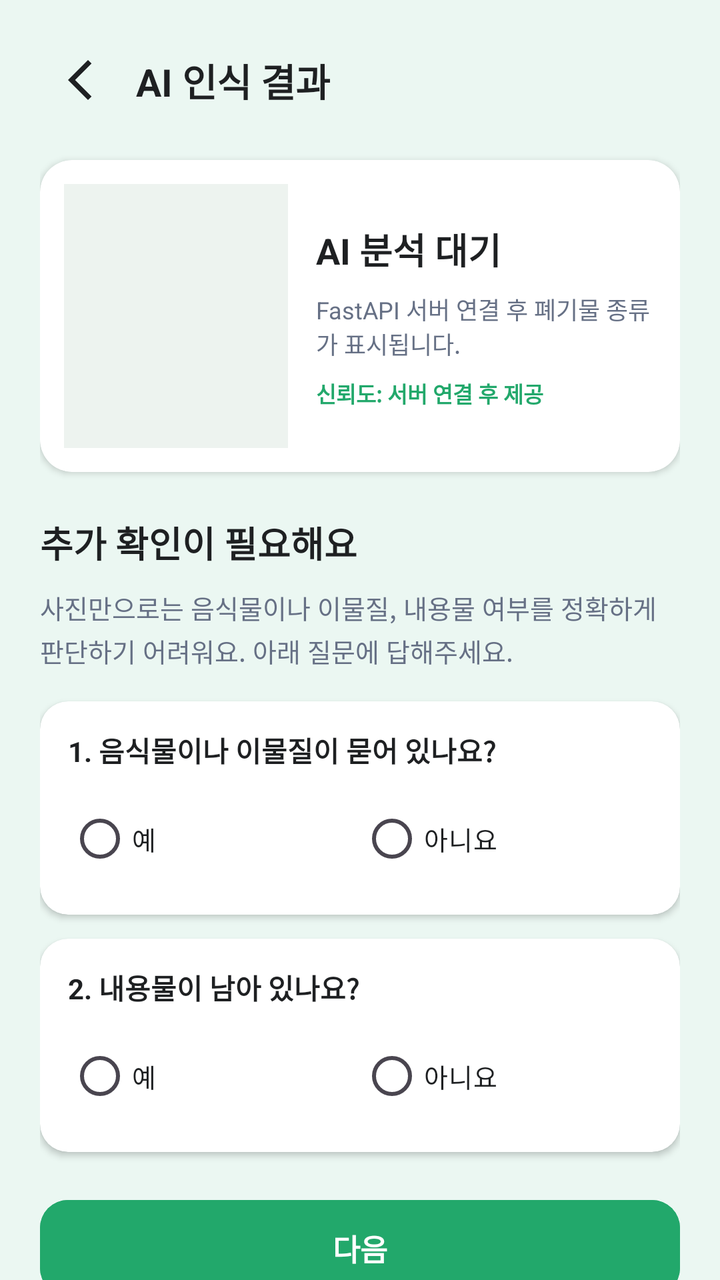
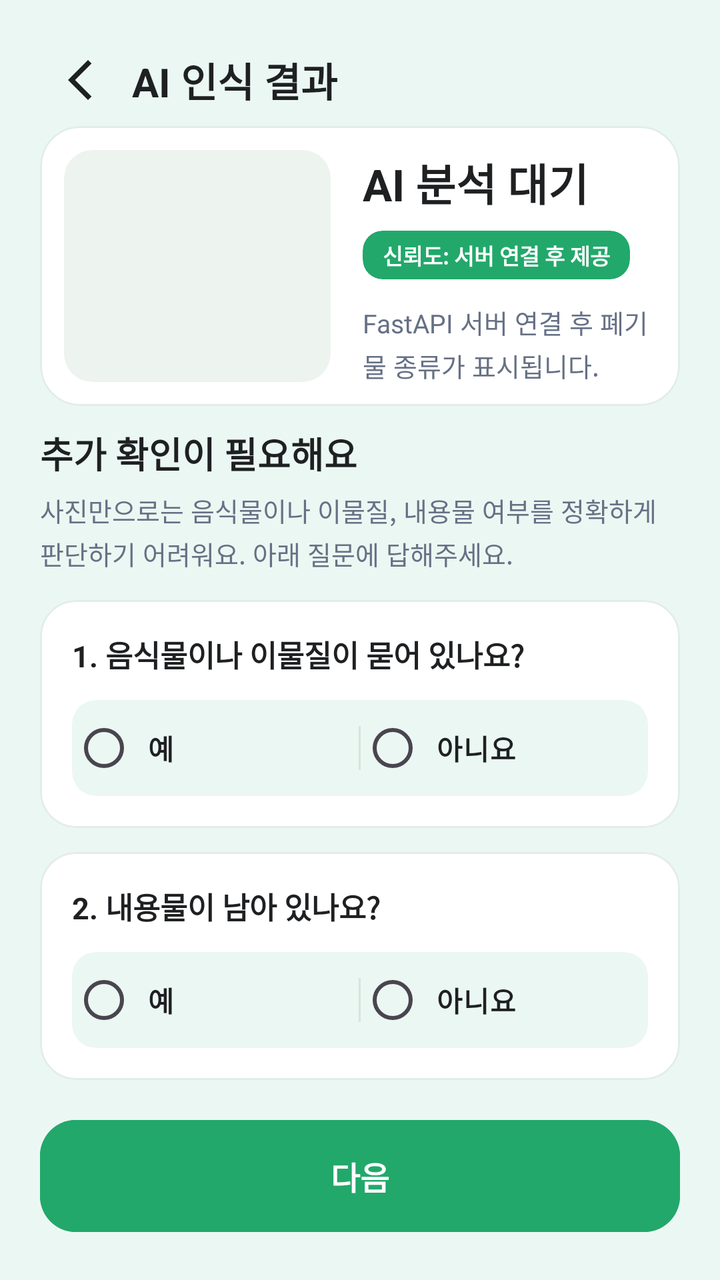

Two renders of the same Android screen: before a commit and after it. Below are the layout's source before the change and the commit's diff.
<!-- AndroidManifest.xml: application theme Theme.RecycleGuide -->
<!-- res/layout/fragment_waste_result.xml -->
<androidx.core.widget.NestedScrollView
    xmlns:android="http://schemas.android.com/apk/res/android"
    xmlns:app="http://schemas.android.com/apk/res-auto"
    android:layout_width="match_parent"
    android:layout_height="match_parent"
    android:background="@color/bg_green_light"
    android:fillViewport="true">

    <LinearLayout
        android:layout_width="match_parent"
        android:layout_height="wrap_content"
        android:orientation="vertical"
        android:paddingHorizontal="20dp"
        android:paddingTop="16dp"
        android:paddingBottom="24dp">

        
        <LinearLayout
            android:layout_width="match_parent"
            android:layout_height="48dp"
            android:orientation="horizontal"
            android:gravity="center_vertical">

            <ImageButton
                android:id="@+id/btn_back_result"
                android:layout_width="40dp"
                android:layout_height="40dp"
                android:background="@android:color/transparent"
                android:padding="8dp"
                android:contentDescription="@string/result_back_description"
                app:srcCompat="@drawable/ic_arrow_back_24"
                app:tint="@color/text_main" />

            <TextView
                android:layout_width="wrap_content"
                android:layout_height="wrap_content"
                android:layout_marginStart="8dp"
                android:text="@string/ai_result_title"
                android:textColor="@color/text_main"
                android:textSize="19sp"
                android:textStyle="bold" />

        </LinearLayout>

        
        <com.google.android.material.card.MaterialCardView
            android:layout_width="match_parent"
            android:layout_height="wrap_content"
            android:layout_marginTop="16dp"
            app:cardBackgroundColor="@color/white"
            app:cardCornerRadius="16dp"
            app:cardElevation="2dp"
            app:strokeWidth="0dp">

            <LinearLayout
                android:layout_width="match_parent"
                android:layout_height="wrap_content"
                android:orientation="horizontal"
                android:padding="12dp"
                android:gravity="center_vertical">

                
                <ImageView
                    android:id="@+id/iv_waste_photo"
                    android:layout_width="112dp"
                    android:layout_height="132dp"
                    android:background="#EDF3EF"
                    android:contentDescription="@string/waste_photo_description"
                    android:scaleType="fitCenter" />

                
                <LinearLayout
                    android:layout_width="0dp"
                    android:layout_height="wrap_content"
                    android:layout_weight="1"
                    android:layout_marginStart="14dp"
                    android:orientation="vertical">

                    <TextView
                        android:id="@+id/tv_waste_type"
                        android:layout_width="match_parent"
                        android:layout_height="wrap_content"
                        android:text="@string/ai_pending_title"
                        android:textColor="@color/text_main"
                        android:textSize="18sp"
                        android:textStyle="bold" />

                    <TextView
                        android:id="@+id/tv_waste_analysis_message"
                        android:layout_width="match_parent"
                        android:layout_height="wrap_content"
                        android:layout_marginTop="8dp"
                        android:text="@string/ai_pending_message"
                        android:textColor="@color/text_sub"
                        android:textSize="12sp" />

                    <TextView
                        android:id="@+id/tv_waste_confidence"
                        android:layout_width="wrap_content"
                        android:layout_height="wrap_content"
                        android:layout_marginTop="8dp"
                        android:text="@string/ai_pending_confidence"
                        android:textColor="@color/primary_green"
                        android:textSize="11sp"
                        android:textStyle="bold" />

                </LinearLayout>

            </LinearLayout>

        </com.google.android.material.card.MaterialCardView>

        
        <TextView
            android:id="@+id/tv_condition_title"
            android:layout_width="match_parent"
            android:layout_height="wrap_content"
            android:layout_marginTop="22dp"
            android:text="@string/condition_title"
            android:textColor="@color/text_main"
            android:textSize="18sp"
            android:textStyle="bold" />

        <TextView
            android:layout_width="match_parent"
            android:layout_height="wrap_content"
            android:layout_marginTop="10dp"
            android:lineSpacingExtra="3dp"
            android:text="@string/condition_description"
            android:textColor="@color/text_sub"
            android:textSize="13sp" />

        
        <com.google.android.material.card.MaterialCardView
            android:layout_width="match_parent"
            android:layout_height="wrap_content"
            android:layout_marginTop="16dp"
            app:cardBackgroundColor="@color/white"
            app:cardCornerRadius="14dp"
            app:cardElevation="2dp"
            app:strokeWidth="0dp">

            <LinearLayout
                android:layout_width="match_parent"
                android:layout_height="wrap_content"
                android:orientation="vertical"
                android:padding="14dp">

                <TextView
                    android:layout_width="match_parent"
                    android:layout_height="wrap_content"
                    android:text="@string/question_contamination"
                    android:textColor="@color/text_main"
                    android:textSize="14sp"
                    android:textStyle="bold" />

                <RadioGroup
                    android:id="@+id/rg_contamination"
                    android:layout_width="match_parent"
                    android:layout_height="wrap_content"
                    android:layout_marginTop="10dp"
                    android:orientation="horizontal">

                    <RadioButton
                        android:id="@+id/rb_contamination_yes"
                        android:layout_width="0dp"
                        android:layout_height="48dp"
                        android:layout_weight="1"
                        android:buttonTint="@color/primary_green"
                        android:gravity="center_vertical"
                        android:text="@string/answer_yes"
                        android:textColor="@color/text_main"
                        android:textSize="13sp" />

                    <RadioButton
                        android:id="@+id/rb_contamination_no"
                        android:layout_width="0dp"
                        android:layout_height="48dp"
                        android:layout_weight="1"
                        android:buttonTint="@color/primary_green"
                        android:gravity="center_vertical"
                        android:text="@string/answer_no"
                        android:textColor="@color/text_main"
                        android:textSize="13sp" />

                </RadioGroup>

            </LinearLayout>

        </com.google.android.material.card.MaterialCardView>

        
        <com.google.android.material.card.MaterialCardView
            android:layout_width="match_parent"
            android:layout_height="wrap_content"
            android:layout_marginTop="12dp"
            app:cardBackgroundColor="@color/white"
            app:cardCornerRadius="14dp"
            app:cardElevation="2dp"
            app:strokeWidth="0dp">

            <LinearLayout
                android:layout_width="match_parent"
                android:layout_height="wrap_content"
                android:orientation="vertical"
                android:padding="14dp">

                <TextView
                    android:layout_width="match_parent"
                    android:layout_height="wrap_content"
                    android:text="@string/question_remaining_contents"
                    android:textColor="@color/text_main"
                    android:textSize="14sp"
                    android:textStyle="bold" />

                <RadioGroup
                    android:id="@+id/rg_remaining_contents"
                    android:layout_width="match_parent"
                    android:layout_height="wrap_content"
                    android:layout_marginTop="10dp"
                    android:orientation="horizontal">

                    <RadioButton
                        android:id="@+id/rb_remaining_yes"
                        android:layout_width="0dp"
                        android:layout_height="48dp"
                        android:layout_weight="1"
                        android:buttonTint="@color/primary_green"
                        android:gravity="center_vertical"
                        android:text="@string/answer_yes"
                        android:textColor="@color/text_main"
                        android:textSize="13sp" />

                    <RadioButton
                        android:id="@+id/rb_remaining_no"
                        android:layout_width="0dp"
                        android:layout_height="48dp"
                        android:layout_weight="1"
                        android:buttonTint="@color/primary_green"
                        android:gravity="center_vertical"
                        android:text="@string/answer_no"
                        android:textColor="@color/text_main"
                        android:textSize="13sp" />

                </RadioGroup>

            </LinearLayout>

        </com.google.android.material.card.MaterialCardView>

        
        <com.google.android.material.button.MaterialButton
            android:id="@+id/btn_next"
            android:layout_width="match_parent"
            android:layout_height="56dp"
            android:layout_marginTop="20dp"
            android:text="@string/btn_next"
            android:textColor="@color/white"
            android:textSize="15sp"
            android:textStyle="bold"
            android:backgroundTint="@color/primary_green"
            app:cornerRadius="14dp" />

    </LinearLayout>

</androidx.core.widget.NestedScrollView>
<!-- resources referenced by this layout -->
<resources>
  <color name="bg_green_light">#EBF7F2</color>
  <color name="primary_green">#22A86B</color>
  <color name="text_main">#1E2022</color>
  <color name="text_sub">#667085</color>
  <color name="white">#FFFFFFFF</color>
  <!-- drawable ic_arrow_back_24 (drawable) -->
  <vector xmlns:android="http://schemas.android.com/apk/res/android" android:autoMirrored="true" android:height="24dp" android:tint="#000000" android:viewportHeight="960" android:viewportWidth="960" android:width="24dp">
        
      <path android:fillColor="@android:color/white" android:pathData="M640,880L240,480L640,80L711,151L382,480L711,809L640,880Z"/>
      
  </vector>
  <string name="ai_pending_confidence">신뢰도: 서버 연결 후 제공</string>
  <string name="ai_pending_message">FastAPI 서버 연결 후 폐기물 종류가 표시됩니다.</string>
  <string name="ai_pending_title">AI 분석 대기</string>
  <string name="ai_result_title">AI 인식 결과</string>
  <string name="answer_no">아니요</string>
  <string name="answer_yes">예</string>
  <string name="btn_next">다음</string>
  <string name="condition_description">사진만으로는 음식물이나 이물질, 내용물 여부를 정확하게 판단하기 어려워요. 아래 질문에 답해주세요.</string>
  <string name="condition_title">추가 확인이 필요해요</string>
  <string name="question_contamination">1. 음식물이나 이물질이 묻어 있나요?</string>
  <string name="question_remaining_contents">2. 내용물이 남아 있나요?</string>
  <string name="result_back_description">뒤로 가기</string>
  <string name="waste_photo_description">촬영한 폐기물 사진</string>
  <style name="Theme.RecycleGuide" parent="Base.Theme.RecycleGuide" />
  <style name="Base.Theme.RecycleGuide" parent="Theme.Material3.DayNight.NoActionBar">
          
          
      </style>
</resources>

<!-- the commit's change to res/layout/fragment_waste_result.xml (unified diff, before → after) -->
@@ -1,266 +1,374 @@
-<androidx.core.widget.NestedScrollView
-    xmlns:android="http://schemas.android.com/apk/res/android"
+<?xml version="1.0" encoding="utf-8"?>
+<androidx.constraintlayout.widget.ConstraintLayout xmlns:android="http://schemas.android.com/apk/res/android"
     xmlns:app="http://schemas.android.com/apk/res-auto"
     android:layout_width="match_parent"
     android:layout_height="match_parent"
     android:background="@color/bg_green_light"
-    android:fillViewport="true">
-
+    android:paddingHorizontal="20dp"
+    android:paddingTop="16dp"
+    android:paddingBottom="24dp">
+
+    
     <LinearLayout
-        android:layout_width="match_parent"
-        android:layout_height="wrap_content"
-        android:orientation="vertical"
-        android:paddingHorizontal="20dp"
-        android:paddingTop="16dp"
-        android:paddingBottom="24dp">
-
-        
-        <LinearLayout
+        android:id="@+id/layout_result_header"
+        android:layout_width="0dp"
+        android:layout_height="48dp"
+        android:gravity="center_vertical"
+        android:orientation="horizontal"
+        app:layout_constraintEnd_toEndOf="parent"
+        app:layout_constraintStart_toStartOf="parent"
+        app:layout_constraintTop_toTopOf="parent">
+
+        <ImageButton
+            android:id="@+id/btn_back_result"
+            android:layout_width="40dp"
+            android:layout_height="40dp"
+            android:background="?attr/selectableItemBackgroundBorderless"
+            android:contentDescription="@string/result_back_description"
+            android:padding="8dp"
+            app:srcCompat="@drawable/ic_arrow_back_24"
+            app:tint="@color/text_main" />
+
+        <TextView
+            android:layout_width="wrap_content"
+            android:layout_height="wrap_content"
+            android:layout_marginStart="6dp"
+            android:text="@string/ai_result_title"
+            android:textColor="@color/text_main"
+            android:textSize="20sp"
+            android:textStyle="bold" />
+
+    </LinearLayout>
+
+    
+    <com.google.android.material.card.MaterialCardView
+        android:id="@+id/card_waste_result"
+        android:layout_width="0dp"
+        android:layout_height="0dp"
+        android:layout_marginTop="12dp"
+        android:layout_marginBottom="24dp"
+        app:cardBackgroundColor="@color/white"
+        app:cardCornerRadius="20dp"
+        app:cardElevation="0dp"
+        app:layout_constraintBottom_toTopOf="@id/tv_condition_title"
+        app:layout_constraintEnd_toEndOf="parent"
+        app:layout_constraintHeight_min="140dp"
+        app:layout_constraintStart_toStartOf="parent"
+        app:layout_constraintTop_toBottomOf="@id/layout_result_header"
+        app:strokeColor="#E1EEE6"
+        app:strokeWidth="1dp">
+
+        <androidx.constraintlayout.widget.ConstraintLayout
             android:layout_width="match_parent"
-            android:layout_height="48dp"
-            android:orientation="horizontal"
-            android:gravity="center_vertical">
-
-            <ImageButton
-                android:id="@+id/btn_back_result"
-                android:layout_width="40dp"
-                android:layout_height="40dp"
-                android:background="@android:color/transparent"
-                android:padding="8dp"
-                android:contentDescription="@string/result_back_description"
-                app:srcCompat="@drawable/ic_arrow_back_24"
-                app:tint="@color/text_main" />
-
-            <TextView
-                android:layout_width="wrap_content"
-                android:layout_height="wrap_content"
-                android:layout_marginStart="8dp"
-                android:text="@string/ai_result_title"
-                android:textColor="@color/text_main"
-                android:textSize="19sp"
-                android:textStyle="bold" />
-
-        </LinearLayout>
-
-        
-        <com.google.android.material.card.MaterialCardView
-            android:layout_width="match_parent"
-            android:layout_height="wrap_content"
-            android:layout_marginTop="16dp"
-            app:cardBackgroundColor="@color/white"
-            app:cardCornerRadius="16dp"
-            app:cardElevation="2dp"
-            app:strokeWidth="0dp">
-
-            <LinearLayout
-                android:layout_width="match_parent"
-                android:layout_height="wrap_content"
-                android:orientation="horizontal"
-                android:padding="12dp"
-                android:gravity="center_vertical">
-
-                
+            android:layout_height="match_parent"
+            android:padding="12dp">
+
+            
+            <com.google.android.material.card.MaterialCardView
+                android:id="@+id/card_photo"
+                android:layout_width="0dp"
+                android:layout_height="0dp"
+                app:cardBackgroundColor="#EDF3EF"
+                app:cardCornerRadius="14dp"
+                app:cardElevation="0dp"
+                app:layout_constraintBottom_toBottomOf="parent"
+                app:layout_constraintStart_toStartOf="parent"
+                app:layout_constraintTop_toTopOf="parent"
+                app:layout_constraintWidth_percent="0.45"
+                app:strokeWidth="0dp">
+
                 <ImageView
                     android:id="@+id/iv_waste_photo"
-                    android:layout_width="112dp"
-                    android:layout_height="132dp"
-                    android:background="#EDF3EF"
+                    android:layout_width="match_parent"
+                    android:layout_height="match_parent"
                     android:contentDescription="@string/waste_photo_description"
-                    android:scaleType="fitCenter" />
+                    android:scaleType="centerCrop" />
+
+            </com.google.android.material.card.MaterialCardView>
+
+            
+            <LinearLayout
+                android:id="@+id/layout_result_info"
+                android:layout_width="0dp"
+                android:layout_height="wrap_content"
+                android:layout_marginStart="16dp"
+                android:orientation="vertical"
+                app:layout_constraintBottom_toBottomOf="parent"
+                app:layout_constraintEnd_toEndOf="parent"
+                app:layout_constraintStart_toEndOf="@id/card_photo"
+                app:layout_constraintTop_toTopOf="parent">
 
                 
-                <LinearLayout
-                    android:layout_width="0dp"
+                <TextView
+                    android:id="@+id/tv_waste_type"
+                    android:layout_width="match_parent"
                     android:layout_height="wrap_content"
-                    android:layout_weight="1"
-                    android:layout_marginStart="14dp"
-                    android:orientation="vertical">
-
-                    <TextView
-                        android:id="@+id/tv_waste_type"
-                        android:layout_width="match_parent"
-                        android:layout_height="wrap_content"
-                        android:text="@string/ai_pending_title"
-                        android:textColor="@color/text_main"
-                        android:textSize="18sp"
-                        android:textStyle="bold" />
-
-                    <TextView
-                        android:id="@+id/tv_waste_analysis_message"
-                        android:layout_width="match_parent"
-                        android:layout_height="wrap_content"
-                        android:layout_marginTop="8dp"
-                        android:text="@string/ai_pending_message"
-                        android:textColor="@color/text_sub"
-                        android:textSize="12sp" />
+                    android:ellipsize="end"
+                    android:maxLines="2"
+                    android:text="@string/ai_pending_title"
+                    android:textColor="@color/text_main"
+                    android:textSize="22sp"
+                    android:textStyle="bold" />
+
+                
+                <com.google.android.material.card.MaterialCardView
+                    android:layout_width="wrap_content"
+                    android:layout_height="wrap_content"
+                    android:layout_marginTop="8dp"
+                    app:cardBackgroundColor="@color/primary_green"
+                    app:cardCornerRadius="10dp"
+                    app:cardElevation="0dp"
+                    app:strokeWidth="0dp">
 
                     <TextView
                         android:id="@+id/tv_waste_confidence"
                         android:layout_width="wrap_content"
                         android:layout_height="wrap_content"
-                        android:layout_marginTop="8dp"
+                        android:paddingHorizontal="10dp"
+                        android:paddingVertical="4dp"
                         android:text="@string/ai_pending_confidence"
-                        android:textColor="@color/primary_green"
+                        android:textColor="@color/white"
                         android:textSize="11sp"
                         android:textStyle="bold" />
 
-                </LinearLayout>
+                </com.google.android.material.card.MaterialCardView>
+
+                
+                <TextView
+                    android:id="@+id/tv_waste_analysis_message"
+                    android:layout_width="match_parent"
+                    android:layout_height="wrap_content"
+                    android:layout_marginTop="12dp"
+                    android:ellipsize="end"
+                    android:lineSpacingExtra="3dp"
+                    android:maxLines="4"
+                    android:text="@string/ai_pending_message"
+                    android:textColor="@color/text_sub"
+                    android:textSize="13sp" />
 
             </LinearLayout>
 
-        </com.google.android.material.card.MaterialCardView>
-
-        
-        <TextView
-            android:id="@+id/tv_condition_title"
+        </androidx.constraintlayout.widget.ConstraintLayout>
+
+    </com.google.android.material.card.MaterialCardView>
+
+    
+    <TextView
+        android:id="@+id/tv_condition_title"
+        android:layout_width="0dp"
+        android:layout_height="wrap_content"
+        android:layout_marginBottom="6dp"
+        android:text="@string/condition_title"
+        android:textColor="@color/text_main"
+        android:textSize="18sp"
+        android:textStyle="bold"
+        app:layout_constraintBottom_toTopOf="@id/tv_condition_description"
+        app:layout_constraintEnd_toEndOf="parent"
+        app:layout_constraintStart_toStartOf="parent" />
+
+    <TextView
+        android:id="@+id/tv_condition_description"
+        android:layout_width="0dp"
+        android:layout_height="wrap_content"
+        android:layout_marginBottom="14dp"
+        android:lineSpacingExtra="3dp"
+        android:text="@string/condition_description"
+        android:textColor="@color/text_sub"
+        android:textSize="13sp"
+        app:layout_constraintBottom_toTopOf="@id/card_question_contamination"
+        app:layout_constraintEnd_toEndOf="parent"
+        app:layout_constraintStart_toStartOf="parent" />
+
+    
+    <com.google.android.material.card.MaterialCardView
+        android:id="@+id/card_question_contamination"
+        android:layout_width="0dp"
+        android:layout_height="wrap_content"
+        android:layout_marginBottom="12dp"
+        app:cardBackgroundColor="@color/white"
+        app:cardCornerRadius="18dp"
+        app:cardElevation="0dp"
+        app:layout_constraintBottom_toTopOf="@id/card_question_remaining"
+        app:layout_constraintEnd_toEndOf="parent"
+        app:layout_constraintStart_toStartOf="parent"
+        app:strokeColor="#E1EEE6"
+        app:strokeWidth="1dp">
+
+        <LinearLayout
             android:layout_width="match_parent"
             android:layout_height="wrap_content"
-            android:layout_marginTop="22dp"
-            android:text="@string/condition_title"
-            android:textColor="@color/text_main"
-            android:textSize="18sp"
-            android:textStyle="bold" />
-
-        <TextView
-            android:layout_width="match_parent"
-            android:layout_height="wrap_content"
-            android:layout_marginTop="10dp"
-            android:lineSpacingExtra="3dp"
-            android:text="@string/condition_description"
-            android:textColor="@color/text_sub"
-            android:textSize="13sp" />
-
-        
-        <com.google.android.material.card.MaterialCardView
-            android:layout_width="match_parent"
-            android:layout_height="wrap_content"
-            android:layout_marginTop="16dp"
-            app:cardBackgroundColor="@color/white"
-            app:cardCornerRadius="14dp"
-            app:cardElevation="2dp"
-            app:strokeWidth="0dp">
-
-            <LinearLayout
+            android:orientation="vertical"
+            android:padding="16dp">
+
+            <TextView
                 android:layout_width="match_parent"
                 android:layout_height="wrap_content"
-                android:orientation="vertical"
-                android:padding="14dp">
-
-                <TextView
-                    android:layout_width="match_parent"
-                    android:layout_height="wrap_content"
-                    android:text="@string/question_contamination"
-                    android:textColor="@color/text_main"
-                    android:textSize="14sp"
-                    android:textStyle="bold" />
+                android:text="@string/question_contamination"
+                android:textColor="@color/text_main"
+                android:textSize="15sp"
+                android:textStyle="bold" />
+
+            
+            <com.google.android.material.card.MaterialCardView
+                android:layout_width="match_parent"
+                android:layout_height="wrap_content"
+                android:layout_marginTop="12dp"
+                app:cardBackgroundColor="@color/bg_green_light"
+                app:cardCornerRadius="12dp"
+                app:cardElevation="0dp"
+                app:strokeWidth="0dp">
 
                 <RadioGroup
                     android:id="@+id/rg_contamination"
                     android:layout_width="match_parent"
-                    android:layout_height="wrap_content"
-                    android:layout_marginTop="10dp"
+                    android:layout_height="48dp"
+                    android:gravity="center_vertical"
                     android:orientation="horizontal">
 
                     <RadioButton
                         android:id="@+id/rb_contamination_yes"
                         android:layout_width="0dp"
-                        android:layout_height="48dp"
+                        android:layout_height="match_parent"
                         android:layout_weight="1"
+                        android:background="?attr/selectableItemBackground"
                         android:buttonTint="@color/primary_green"
                         android:gravity="center_vertical"
+                        android:paddingStart="6dp"
                         android:text="@string/answer_yes"
                         android:textColor="@color/text_main"
-                        android:textSize="13sp" />
+                        android:textSize="14sp"
+                        android:textStyle="bold" />
+
+                    <View
+                        android:layout_width="1dp"
+                        android:layout_height="22dp"
+                        android:background="#D5E5DB" />
 
                     <RadioButton
                         android:id="@+id/rb_contamination_no"
                         android:layout_width="0dp"
-                        android:layout_height="48dp"
+                        android:layout_height="match_parent"
                         android:layout_weight="1"
+                        android:background="?attr/selectableItemBackground"
                         android:buttonTint="@color/primary_green"
                         android:gravity="center_vertical"
+                        android:paddingStart="6dp"
                         android:text="@string/answer_no"
                         android:textColor="@color/text_main"
-                        android:textSize="13sp" />
+                        android:textSize="14sp"
+                        android:textStyle="bold" />
 
                 </RadioGroup>
 
-            </LinearLayout>
-
-        </com.google.android.material.card.MaterialCardView>
-
-        
-        <com.google.android.material.card.MaterialCardView
+            </com.google.android.material.card.MaterialCardView>
+
+        </LinearLayout>
+
+    </com.google.android.material.card.MaterialCardView>
+
+    
+    <com.google.android.material.card.MaterialCardView
+        android:id="@+id/card_question_remaining"
+        android:layout_width="0dp"
+        android:layout_height="wrap_content"
+        android:layout_marginBottom="20dp"
+        app:cardBackgroundColor="@color/white"
+        app:cardCornerRadius="18dp"
+        app:cardElevation="0dp"
+        app:layout_constraintBottom_toTopOf="@id/btn_next"
+        app:layout_constraintEnd_toEndOf="parent"
+        app:layout_constraintStart_toStartOf="parent"
+        app:strokeColor="#E1EEE6"
+        app:strokeWidth="1dp">
+
+        <LinearLayout
             android:layout_width="match_parent"
             android:layout_height="wrap_content"
-            android:layout_marginTop="12dp"
-            app:cardBackgroundColor="@color/white"
-            app:cardCornerRadius="14dp"
-            app:cardElevation="2dp"
-            app:strokeWidth="0dp">
-
-            <LinearLayout
+            android:orientation="vertical"
+            android:padding="16dp">
+
+            <TextView
                 android:layout_width="match_parent"
                 android:layout_height="wrap_content"
-                android:orientation="vertical"
-                android:padding="14dp">
-
-                <TextView
-                    android:layout_width="match_parent"
-                    android:layout_height="wrap_content"
-                    android:text="@string/question_remaining_contents"
-                    android:textColor="@color/text_main"
-                    android:textSize="14sp"
-                    android:textStyle="bold" />
+                android:text="@string/question_remaining_contents"
+                android:textColor="@color/text_main"
+                android:textSize="15sp"
+                android:textStyle="bold" />
+
+            
+            <com.google.android.material.card.MaterialCardView
+                android:layout_width="match_parent"
+                android:layout_height="wrap_content"
+                android:layout_marginTop="12dp"
+                app:cardBackgroundColor="@color/bg_green_light"
+                app:cardCornerRadius="12dp"
+                app:cardElevation="0dp"
+                app:strokeWidth="0dp">
 
                 <RadioGroup
                     android:id="@+id/rg_remaining_contents"
                     android:layout_width="match_parent"
-                    android:layout_height="wrap_content"
-                    android:layout_marginTop="10dp"
+                    android:layout_height="48dp"
+                    android:gravity="center_vertical"
                     android:orientation="horizontal">
 
                     <RadioButton
                         android:id="@+id/rb_remaining_yes"
                         android:layout_width="0dp"
-                        android:layout_height="48dp"
+                        android:layout_height="match_parent"
                         android:layout_weight="1"
+                        android:background="?attr/selectableItemBackground"
                         android:buttonTint="@color/primary_green"
                         android:gravity="center_vertical"
+                        android:paddingStart="6dp"
                         android:text="@string/answer_yes"
                         android:textColor="@color/text_main"
-                        android:textSize="13sp" />
+                        android:textSize="14sp"
+                        android:textStyle="bold" />
+
+                    <View
+                        android:layout_width="1dp"
+                        android:layout_height="22dp"
+                        android:background="#D5E5DB" />
 
                     <RadioButton
                         android:id="@+id/rb_remaining_no"
                         android:layout_width="0dp"
-                        android:layout_height="48dp"
+                        android:layout_height="match_parent"
                         android:layout_weight="1"
+                        android:background="?attr/selectableItemBackground"
                         android:buttonTint="@color/primary_green"
                         android:gravity="center_vertical"
+                        android:paddingStart="6dp"
                         android:text="@string/answer_no"
                         android:textColor="@color/text_main"
-                        android:textSize="13sp" />
+                        android:textSize="14sp"
+                        android:textStyle="bold" />
 
                 </RadioGroup>
 
-            </LinearLayout>
-
-        </com.google.android.material.card.MaterialCardView>
-
-        
-        <com.google.android.material.button.MaterialButton
-            android:id="@+id/btn_next"
-            android:layout_width="match_parent"
-            android:layout_height="56dp"
-            android:layout_marginTop="20dp"
-            android:text="@string/btn_next"
-            android:textColor="@color/white"
-            android:textSize="15sp"
-            android:textStyle="bold"
-            android:backgroundTint="@color/primary_green"
-            app:cornerRadius="14dp" />
-
-    </LinearLayout>
-
-</androidx.core.widget.NestedScrollView>
+            </com.google.android.material.card.MaterialCardView>
+
+        </LinearLayout>
+
+    </com.google.android.material.card.MaterialCardView>
+
+    
+    <com.google.android.material.button.MaterialButton
+        android:id="@+id/btn_next"
+        android:layout_width="0dp"
+        android:layout_height="56dp"
+        android:backgroundTint="@color/primary_green"
+        android:insetTop="0dp"
+        android:insetBottom="0dp"
+        android:letterSpacing="0"
+        android:text="@string/btn_next"
+        android:textColor="@color/white"
+        android:textSize="16sp"
+        android:textStyle="bold"
+        app:cornerRadius="18dp"
+        app:layout_constraintBottom_toBottomOf="parent"
+        app:layout_constraintEnd_toEndOf="parent"
+        app:layout_constraintStart_toStartOf="parent" />
+
+</androidx.constraintlayout.widget.ConstraintLayout>
